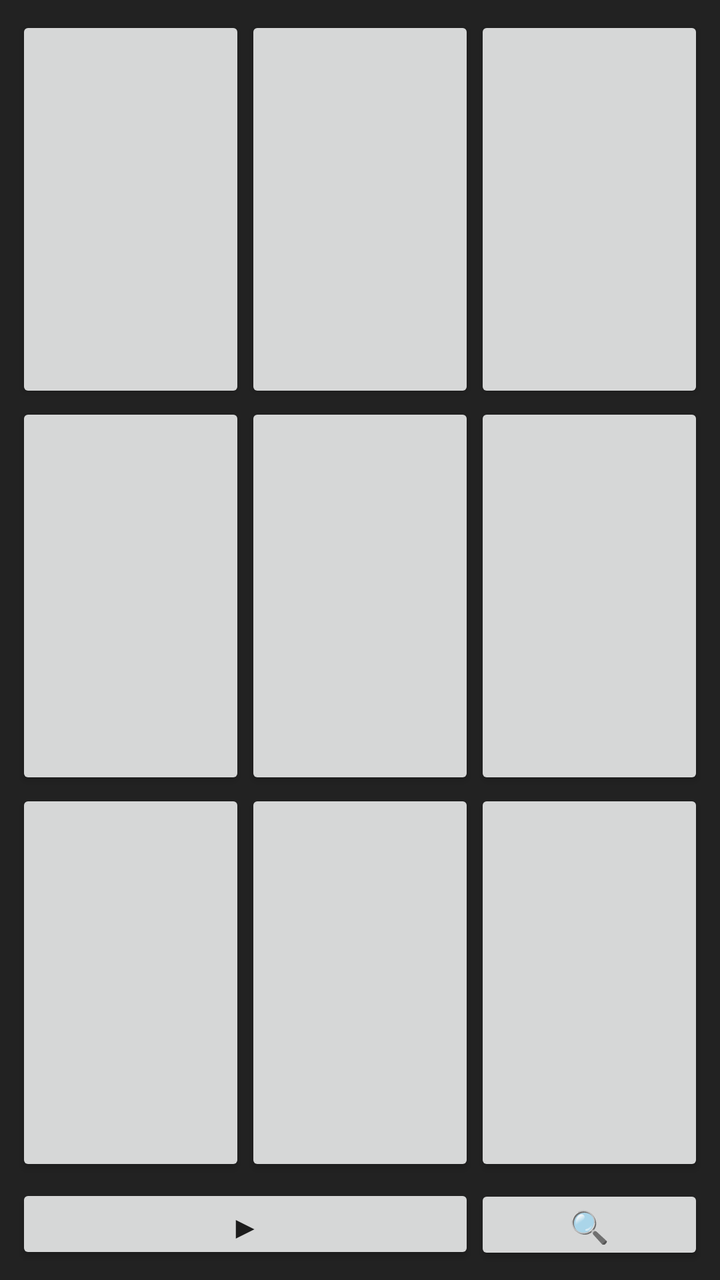
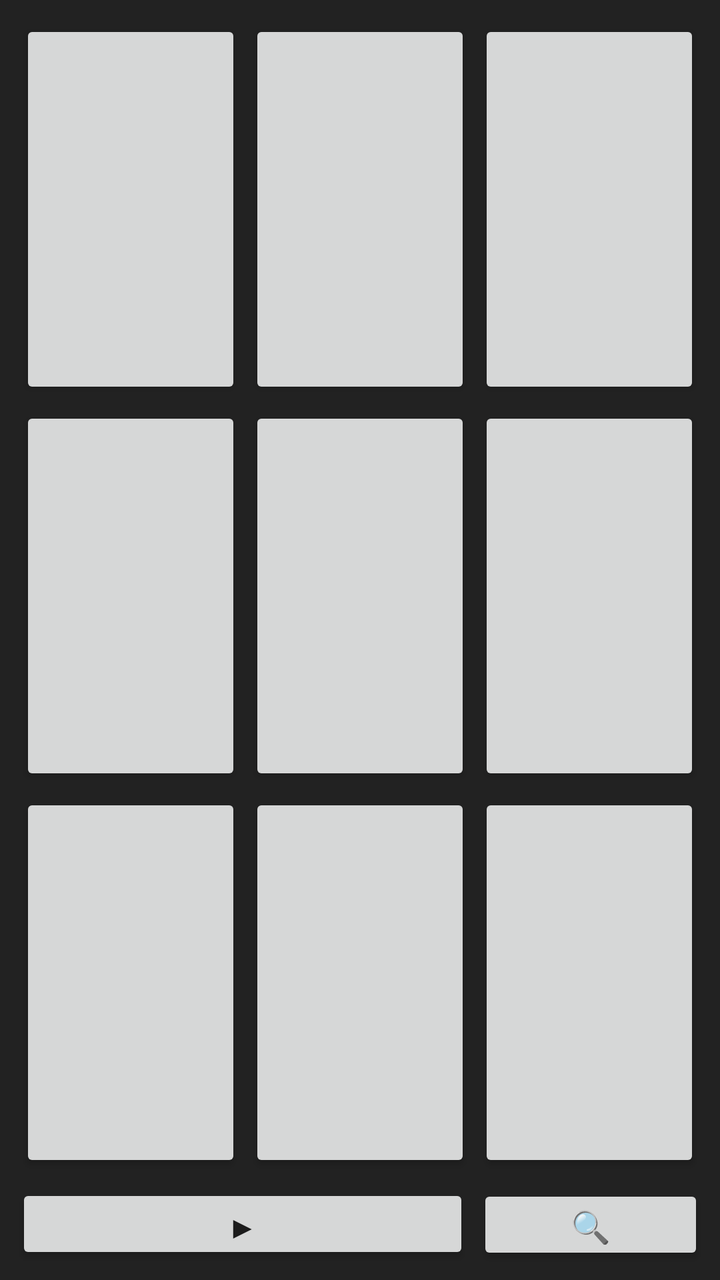

The first picture is an Android layout as it rendered before a commit; the second is the same layout after the commit. The layout source and the unified diff follow.
<!-- AndroidManifest.xml: application theme Theme.AppCompat.DayNight -->
<!-- res/layout/widget_mock.xml -->
<?xml version="1.0" encoding="utf-8"?>
<LinearLayout xmlns:android="http://schemas.android.com/apk/res/android"
    android:layout_width="match_parent"
    android:layout_height="match_parent"
    android:background="#222222"
    android:orientation="vertical"
    android:padding="8dp">

    <GridLayout
        android:layout_width="match_parent"
        android:layout_height="0dp"
        android:layout_weight="1"
        android:columnCount="3"
        android:rowCount="3">

        <Button android:id="@+id/btn_slot_1" android:layout_width="0dp" android:layout_height="0dp" android:layout_columnWeight="1" android:layout_rowWeight="1" android:textSize="11sp" />
        <Button android:id="@+id/btn_slot_2" android:layout_width="0dp" android:layout_height="0dp" android:layout_columnWeight="1" android:layout_rowWeight="1" android:textSize="11sp" />
        <Button android:id="@+id/btn_slot_3" android:layout_width="0dp" android:layout_height="0dp" android:layout_columnWeight="1" android:layout_rowWeight="1" android:textSize="11sp" />
        <Button android:id="@+id/btn_slot_4" android:layout_width="0dp" android:layout_height="0dp" android:layout_columnWeight="1" android:layout_rowWeight="1" android:textSize="11sp" />
        <Button android:id="@+id/btn_slot_5" android:layout_width="0dp" android:layout_height="0dp" android:layout_columnWeight="1" android:layout_rowWeight="1" android:textSize="11sp" />
        <Button android:id="@+id/btn_slot_6" android:layout_width="0dp" android:layout_height="0dp" android:layout_columnWeight="1" android:layout_rowWeight="1" android:textSize="11sp" />
        <Button android:id="@+id/btn_slot_7" android:layout_width="0dp" android:layout_height="0dp" android:layout_columnWeight="1" android:layout_rowWeight="1" android:textSize="11sp" />
        <Button android:id="@+id/btn_slot_8" android:layout_width="0dp" android:layout_height="0dp" android:layout_columnWeight="1" android:layout_rowWeight="1" android:textSize="11sp" />
        <Button android:id="@+id/btn_slot_9" android:layout_width="0dp" android:layout_height="0dp" android:layout_columnWeight="1" android:layout_rowWeight="1" android:textSize="11sp" />
    </GridLayout>

    <LinearLayout
        android:layout_width="match_parent"
        android:layout_height="wrap_content"
        android:layout_marginTop="4dp"
        android:orientation="horizontal">

        <Button
            android:id="@+id/btn_toggle_mock"
            android:layout_width="0dp"
            android:layout_height="40dp"
            android:layout_weight="2"
            android:text="▶"
            android:textSize="16sp"
            android:tooltipText="Start/Stop Mocking" />

        <Button
            android:id="@+id/btn_find_location"
            android:layout_width="0dp"
            android:layout_height="40dp"
            android:layout_weight="1"
            android:text="🔍"
            android:textSize="16sp"
            android:tooltipText="Find &amp; Set Mock Location" />
    </LinearLayout>
</LinearLayout>
<!-- resources referenced by this layout -->
<resources>

</resources>

<!-- the commit's change to res/layout/widget_mock.xml (unified diff, before → after) -->
@@ -13,15 +13,15 @@
         android:columnCount="3"
         android:rowCount="3">
 
-        <Button android:id="@+id/btn_slot_1" android:layout_width="0dp" android:layout_height="0dp" android:layout_columnWeight="1" android:layout_rowWeight="1" android:textSize="11sp" />
-        <Button android:id="@+id/btn_slot_2" android:layout_width="0dp" android:layout_height="0dp" android:layout_columnWeight="1" android:layout_rowWeight="1" android:textSize="11sp" />
-        <Button android:id="@+id/btn_slot_3" android:layout_width="0dp" android:layout_height="0dp" android:layout_columnWeight="1" android:layout_rowWeight="1" android:textSize="11sp" />
-        <Button android:id="@+id/btn_slot_4" android:layout_width="0dp" android:layout_height="0dp" android:layout_columnWeight="1" android:layout_rowWeight="1" android:textSize="11sp" />
-        <Button android:id="@+id/btn_slot_5" android:layout_width="0dp" android:layout_height="0dp" android:layout_columnWeight="1" android:layout_rowWeight="1" android:textSize="11sp" />
-        <Button android:id="@+id/btn_slot_6" android:layout_width="0dp" android:layout_height="0dp" android:layout_columnWeight="1" android:layout_rowWeight="1" android:textSize="11sp" />
-        <Button android:id="@+id/btn_slot_7" android:layout_width="0dp" android:layout_height="0dp" android:layout_columnWeight="1" android:layout_rowWeight="1" android:textSize="11sp" />
-        <Button android:id="@+id/btn_slot_8" android:layout_width="0dp" android:layout_height="0dp" android:layout_columnWeight="1" android:layout_rowWeight="1" android:textSize="11sp" />
-        <Button android:id="@+id/btn_slot_9" android:layout_width="0dp" android:layout_height="0dp" android:layout_columnWeight="1" android:layout_rowWeight="1" android:textSize="11sp" />
+        <Button android:id="@+id/btn_slot_1" android:layout_width="0dp" android:layout_height="0dp" android:layout_margin="2dp" android:layout_columnWeight="1" android:layout_rowWeight="1" android:textSize="11sp" />
+        <Button android:id="@+id/btn_slot_2" android:layout_width="0dp" android:layout_height="0dp" android:layout_margin="2dp" android:layout_columnWeight="1" android:layout_rowWeight="1" android:textSize="11sp" />
+        <Button android:id="@+id/btn_slot_3" android:layout_width="0dp" android:layout_height="0dp" android:layout_margin="2dp" android:layout_columnWeight="1" android:layout_rowWeight="1" android:textSize="11sp" />
+        <Button android:id="@+id/btn_slot_4" android:layout_width="0dp" android:layout_height="0dp" android:layout_margin="2dp" android:layout_columnWeight="1" android:layout_rowWeight="1" android:textSize="11sp" />
+        <Button android:id="@+id/btn_slot_5" android:layout_width="0dp" android:layout_height="0dp" android:layout_margin="2dp" android:layout_columnWeight="1" android:layout_rowWeight="1" android:textSize="11sp" />
+        <Button android:id="@+id/btn_slot_6" android:layout_width="0dp" android:layout_height="0dp" android:layout_margin="2dp" android:layout_columnWeight="1" android:layout_rowWeight="1" android:textSize="11sp" />
+        <Button android:id="@+id/btn_slot_7" android:layout_width="0dp" android:layout_height="0dp" android:layout_margin="2dp" android:layout_columnWeight="1" android:layout_rowWeight="1" android:textSize="11sp" />
+        <Button android:id="@+id/btn_slot_8" android:layout_width="0dp" android:layout_height="0dp" android:layout_margin="2dp" android:layout_columnWeight="1" android:layout_rowWeight="1" android:textSize="11sp" />
+        <Button android:id="@+id/btn_slot_9" android:layout_width="0dp" android:layout_height="0dp" android:layout_margin="2dp" android:layout_columnWeight="1" android:layout_rowWeight="1" android:textSize="11sp" />
     </GridLayout>
 
     <LinearLayout
@@ -35,6 +35,7 @@
             android:layout_width="0dp"
             android:layout_height="40dp"
             android:layout_weight="2"
+            android:layout_marginEnd="2dp"
             android:text="▶"
             android:textSize="16sp"
             android:tooltipText="Start/Stop Mocking" />
@@ -44,6 +45,7 @@
             android:layout_width="0dp"
             android:layout_height="40dp"
             android:layout_weight="1"
+            android:layout_marginStart="2dp"
             android:text="🔍"
             android:textSize="16sp"
             android:tooltipText="Find &amp; Set Mock Location" />
